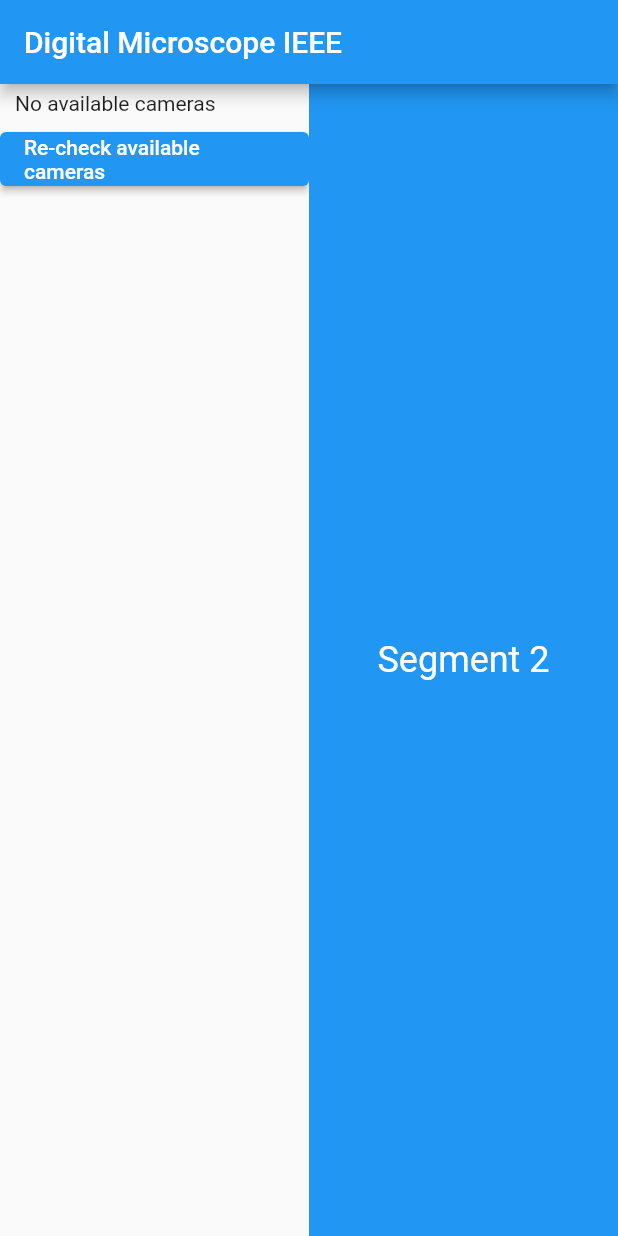
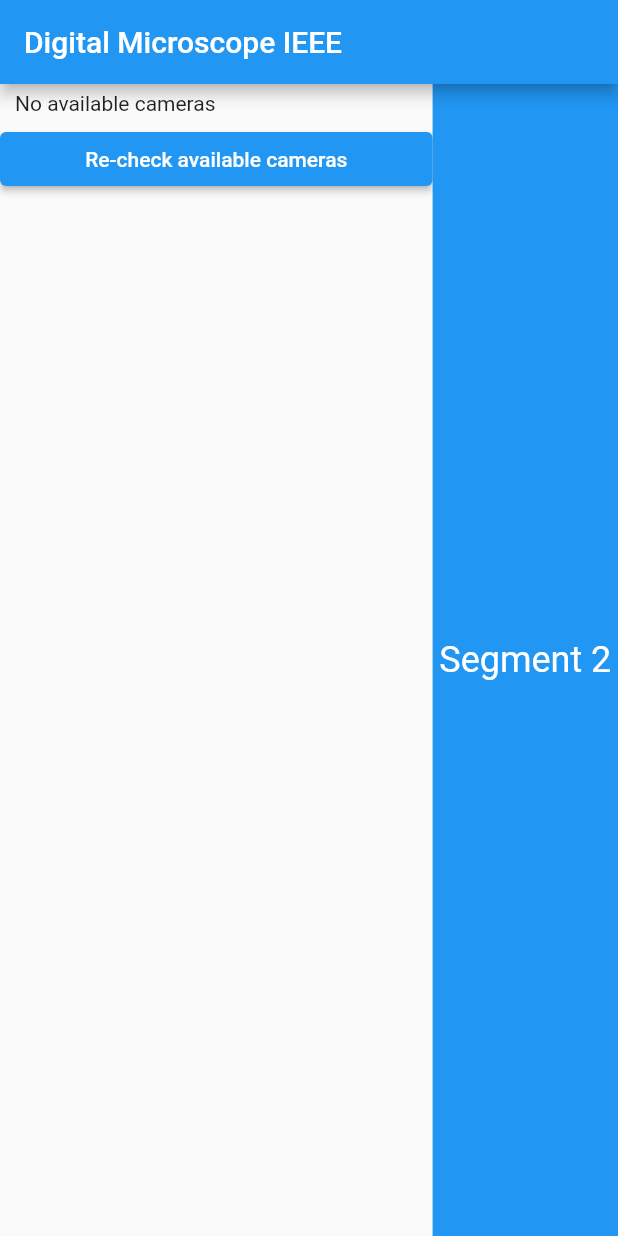
Before and after one commit to JohnLkt/DigiMicFlutterApp, a Flutter app: the screen it shows after launch, on a phone screen of 412 x 824 dp. Run offline on Flutter 3.47's test engine with Material 2 defaults, Android fonts, the light colour scheme and no system bars; missing offline and left inert: camera_platform_interface.

Commit message:
feat: fixed sizing

```diff
--- a/lib/main.dart
+++ b/lib/main.dart
@@ -40,7 +40,8 @@
           const Expanded(
             child: CameraWindow(),
           ),
-          Expanded(
+          SizedBox(
+            width: MediaQuery.of(context).size.width * 0.3,
             child: Container(
               color: Colors.blue,
               height: double.infinity,
```
